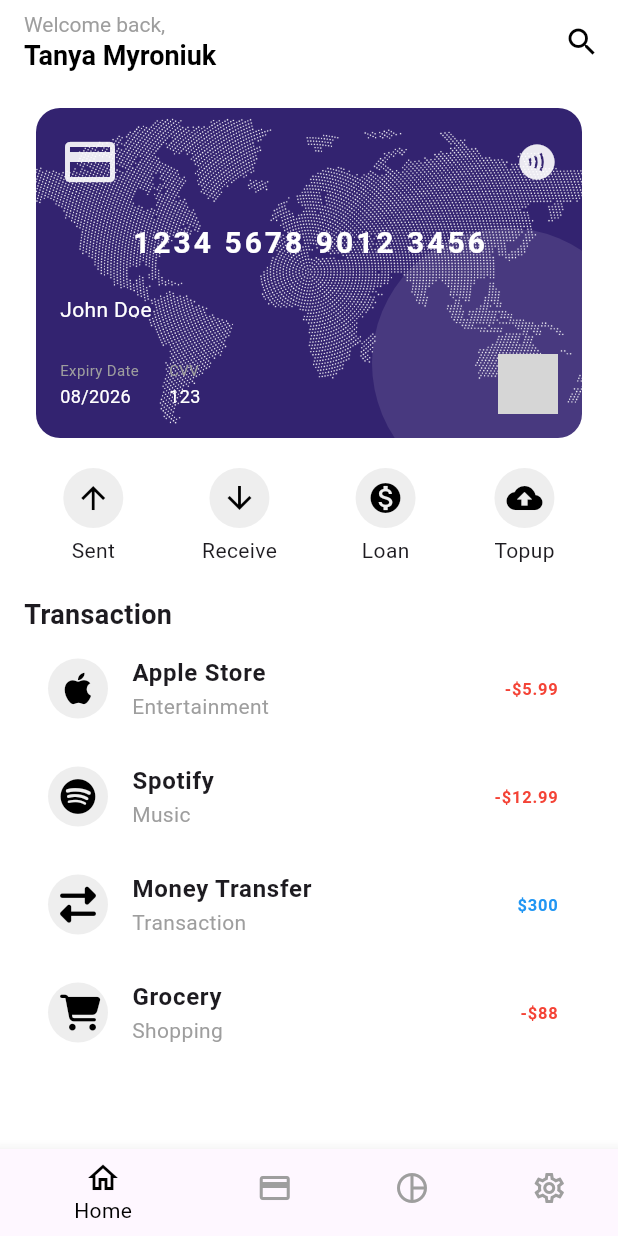
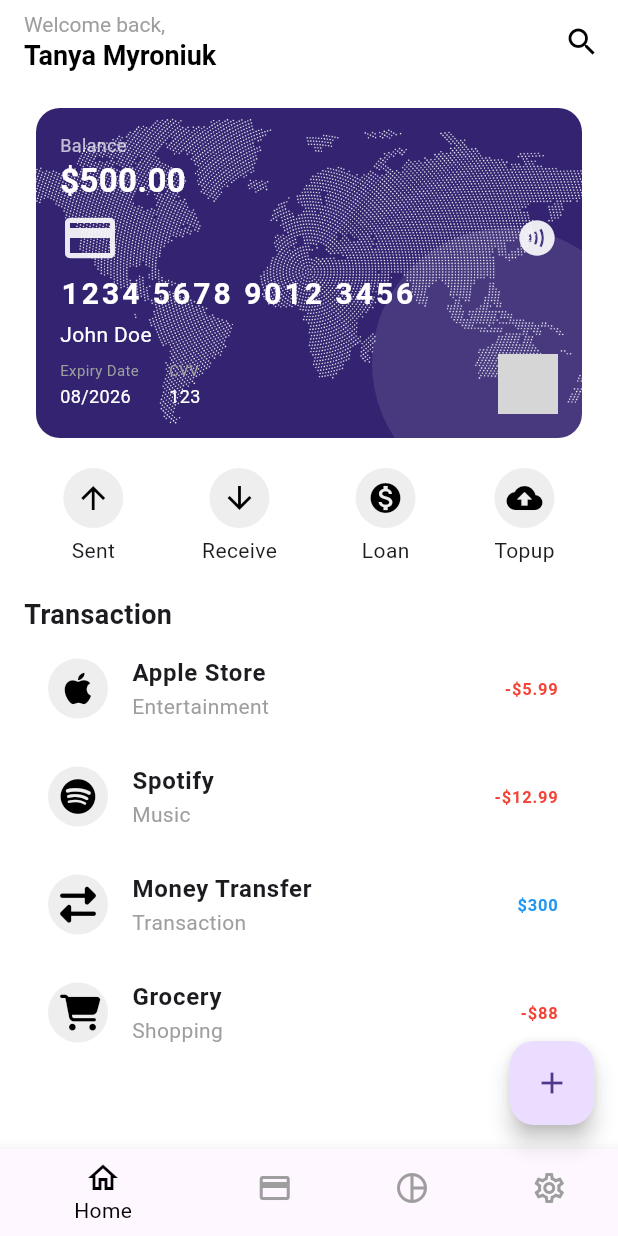
Before and after one commit to Kamichou-girl/projet-flutter, a Flutter app: the HomeScreen screen opened by its route, on a phone screen of 412 x 824 dp. Run offline on Flutter 3.47's test engine with Material 3 defaults, Android fonts, the phone set to English and light mode, and no system bars; our stand-ins replace fl_chart, font_awesome_flutter, google_fonts, percent_indicator; network calls fail; grey boxes are pictures that could not be loaded.

```diff
--- a/lib/pages/home_screen.dart
+++ b/lib/pages/home_screen.dart
@@ -4,9 +4,25 @@ import '../widgets/action_buttons.dart';
 import '../widgets/transaction_list.dart';
 import '../widgets/bottom_nav_bar.dart';
 import 'K_search_debts.dart';
+import 'receive_money.dart'; // Import de ReceiveMoneyScreen
 
-class HomeScreen extends StatelessWidget {
-  const HomeScreen({super.key});
+class HomeScreen extends StatefulWidget {
+  @override
+  _HomeScreenState createState() => _HomeScreenState();
+}
+
+class _HomeScreenState extends State<HomeScreen> {
+  double balance = 500.00; // Exemple de solde initial
+
+  void updateBalance(double amount, bool isReceiving) {
+    setState(() {
+      if (isReceiving) {
+        balance += amount;
+      } else {
+        balance -= amount;
+      }
+    });
+  }
 
   @override
   Widget build(BuildContext context) {
@@ -28,9 +44,9 @@ class HomeScreen extends StatelessWidget {
             icon: Icon(Icons.search, color: Colors.black),
             onPressed: () {
               Navigator.push(
-  context,
-  MaterialPageRoute(builder: (context) => SearchScreen()),
-);
+                context,
+                MaterialPageRoute(builder: (context) => SearchScreen()),
+              );
             },
           ),
         ],
@@ -46,16 +62,26 @@ class HomeScreen extends StatelessWidget {
               expiry: "08/2026",
               cvv: "123",
               logoAsset: "https://upload.wikimedia.org/wikipedia/commons/0/04/Mastercard-logo.png",
+              balance: balance, // Ajout du solde
             ),
             SizedBox(height: 20),
-            ActionButtons(),
+            ActionButtons(updateBalance: updateBalance),
             SizedBox(height: 20),
             Text("Transaction", style: TextStyle(fontSize: 18, fontWeight: FontWeight.bold)),
             Expanded(child: TransactionList()),
           ],
         ),
       ),
-      bottomNavigationBar: BottomNavBar(selectedIndex: 0,),
+      bottomNavigationBar: BottomNavBar(selectedIndex: 0),
+      floatingActionButton: FloatingActionButton(
+        onPressed: () => Navigator.push(
+          context,
+          MaterialPageRoute(
+            builder: (context) => ReceiveMoneyScreen(updateBalance: updateBalance),
+          ),
+        ),
+        child: Icon(Icons.add), // Bouton pour accéder à ReceiveMoneyScreen
+      ),
     );
   }
 }
--- a/lib/pages/my_cards_screen.dart
+++ b/lib/pages/my_cards_screen.dart
@@ -13,12 +13,8 @@ class MyCardsScreen extends StatelessWidget {
     return Scaffold(
       backgroundColor: Colors.white,
       appBar: AppBar(
+        automaticallyImplyLeading: false,
         backgroundColor: Colors.white,
-        elevation: 0,
-        leading: IconButton(
-          icon: Icon(Icons.arrow_back, color: Colors.black),
-          onPressed: () => Navigator.pushReplacementNamed(context, '/welcom'),
-        ),
         title: Text("My Cards", style: TextStyle(color: Colors.black, fontSize: 18, fontWeight: FontWeight.bold)),
         actions: [
           IconButton(
@@ -44,6 +40,8 @@ class MyCardsScreen extends StatelessWidget {
               expiry: "24/2000",
               cvv: "6986",
               logoAsset: "https://upload.wikimedia.org/wikipedia/commons/0/04/Mastercard-logo.png",
+              balance: 0.0,
+
             ),
             SizedBox(height: 20),
             Text("Transactions", style: TextStyle(fontSize: 18, fontWeight: FontWeight.bold)),
--- a/lib/pages/onboarding4_screen.dart
+++ b/lib/pages/onboarding4_screen.dart
@@ -121,7 +121,7 @@ class Onboarding4SignInButton extends StatelessWidget {
         onPressed: () {
           Navigator.push(
             context,
-            MaterialPageRoute(builder: (context) => const HomeScreen()),
+            MaterialPageRoute(builder: (context) =>  HomeScreen()),
           );
           //
         },
--- a/lib/pages/setting_screen.dart
+++ b/lib/pages/setting_screen.dart
@@ -29,7 +29,7 @@ class _SettingsScreenState extends State<SettingsScreen> {
           onPressed: () {
             Navigator.push(
               context,
-              MaterialPageRoute(builder: (context) => const HomeScreen()),
+              MaterialPageRoute(builder: (context) =>  HomeScreen()),
             );
           },
         ),
--- a/lib/pages/statistics_screen.dart
+++ b/lib/pages/statistics_screen.dart
@@ -12,14 +12,12 @@ class StatisticsScreen extends StatelessWidget {
     return Scaffold(
       backgroundColor: Colors.white,
       appBar: AppBar(
+        automaticallyImplyLeading: false,
         elevation: 0,
         backgroundColor: Colors.white,
         title: Text('Statistics', style: TextStyle(color: Colors.black, fontSize: 20, fontWeight: FontWeight.bold)),
         centerTitle: true,
-        leading: IconButton(
-          icon: Icon(Icons.arrow_back, color: Colors.black),
-          onPressed: () => Navigator.pushReplacementNamed(context, '/welcom'),
-        ),
+
         actions: [
           IconButton(
             icon: Icon(Icons.notifications, color: Colors.black),
--- a/lib/widgets/action_buttons.dart
+++ b/lib/widgets/action_buttons.dart
@@ -1,8 +1,14 @@
 import 'package:flutter/material.dart';
 import 'package:flutter_application_1/pages/send_money_screenbk.dart';
+import '../widgets/popup.dart';
+import '../pages/receive_money.dart';
 
 class ActionButtons extends StatelessWidget {
-  const ActionButtons({super.key});
+
+ final Function(double, bool) updateBalance; // Ajout de updateBalance
+
+  const ActionButtons({super.key, required this.updateBalance});
+
 
   @override
   Widget build(BuildContext context) {
@@ -15,7 +21,7 @@ class ActionButtons extends StatelessWidget {
           onPressed: () {
             Navigator.push(
               context,
-              MaterialPageRoute(builder: (context) => const SendMoneyScreen()),
+              MaterialPageRoute(builder: (context) =>  SendMoneyScreen(updateBalance: updateBalance)),
             );
           },
         ),
@@ -23,21 +29,24 @@ class ActionButtons extends StatelessWidget {
           icon: Icons.arrow_downward,
           label: "Receive",
           onPressed: () {
-            print('Bouton Receive appuyé');
+            Navigator.push(
+  context,
+  MaterialPageRoute(builder: (context) => ReceiveMoneyScreen(updateBalance: updateBalance)),
+);
           },
         ),
         ActionButton(
-          icon: Icons.monetization_on,
-          label: "Loan",
-          onPressed: () {
-            print('Bouton Loan appuyé');
-          },
-        ),
+  icon: Icons.monetization_on,
+  label: "Loan",
+  onPressed: () {
+    showCustomPopup(context);
+  },
+),
         ActionButton(
           icon: Icons.cloud_upload,
           label: "Topup",
           onPressed: () {
-            print('Bouton Topup appuyé');
+                showCustomPopup(context);
           },
         ),
       ],
--- a/lib/widgets/credit_card.dart
+++ b/lib/widgets/credit_card.dart
@@ -6,6 +6,7 @@ class CreditCardWidget extends StatelessWidget {
   final String expiry;
   final String cvv;
   final String logoAsset;
+  final double balance; // Ajout du solde
 
   const CreditCardWidget({
     super.key,
@@ -14,6 +15,7 @@ class CreditCardWidget extends StatelessWidget {
     required this.expiry,
     required this.cvv,
     required this.logoAsset,
+    required this.balance, // Ajout du paramètre balance
   });
 
   @override
@@ -28,13 +30,14 @@ class CreditCardWidget extends StatelessWidget {
       ),
       child: Stack(
         children: [
+          // Image d'arrière-plan
           Positioned.fill(
             child: Image.asset(
               "assets/image/arrier3.png",
               fit: BoxFit.cover,
-
             ),
           ),
+          // Cercle en bas à droite
           Positioned(
             bottom: -40,
             right: -40,
@@ -51,7 +54,27 @@ class CreditCardWidget extends StatelessWidget {
             padding: const EdgeInsets.all(16.0),
             child: Column(
               mainAxisAlignment: MainAxisAlignment.spaceBetween,
+              crossAxisAlignment: CrossAxisAlignment.start, // Alignement à gauche
               children: [
+                // Solde de la carte
+                Column(
+                  crossAxisAlignment: CrossAxisAlignment.start,
+                  children: [
+                    const Text(
+                      "Balance",
+                      style: TextStyle(color: Colors.white70, fontSize: 12),
+                    ),
+                    Text(
+                      "\$${balance.toStringAsFixed(2)}", // Affichage du solde
+                      style: const TextStyle(
+                        color: Colors.white,
+                        fontSize: 22,
+                        fontWeight: FontWeight.bold,
+                      ),
+                    ),
+                  ],
+                ),
+                // Icônes carte et sans contact
                 Row(
                   mainAxisAlignment: MainAxisAlignment.spaceBetween,
                   children: [
@@ -59,6 +82,7 @@ class CreditCardWidget extends StatelessWidget {
                     Icon(Icons.contactless, color: Colors.white.withOpacity(0.9), size: 28),
                   ],
                 ),
+                // Numéro de carte
                 Text(
                   cardNumber,
                   style: const TextStyle(
@@ -68,6 +92,7 @@ class CreditCardWidget extends StatelessWidget {
                     fontWeight: FontWeight.bold,
                   ),
                 ),
+                // Nom du titulaire
                 Align(
                   alignment: Alignment.centerLeft,
                   child: Text(
@@ -78,6 +103,7 @@ class CreditCardWidget extends StatelessWidget {
                     ),
                   ),
                 ),
+                // Expiry, CVV et logo de la carte
                 Row(
                   mainAxisAlignment: MainAxisAlignment.spaceBetween,
                   children: [
```
Also changed, not shown: lib/pages/K_edit_profile_screen.dart (+33 -31 lines), lib/pages/receive_money.dart (added, +200 -0 lines), lib/pages/send_money_screenbk.dart (+20 -4 lines), 1 other file.
